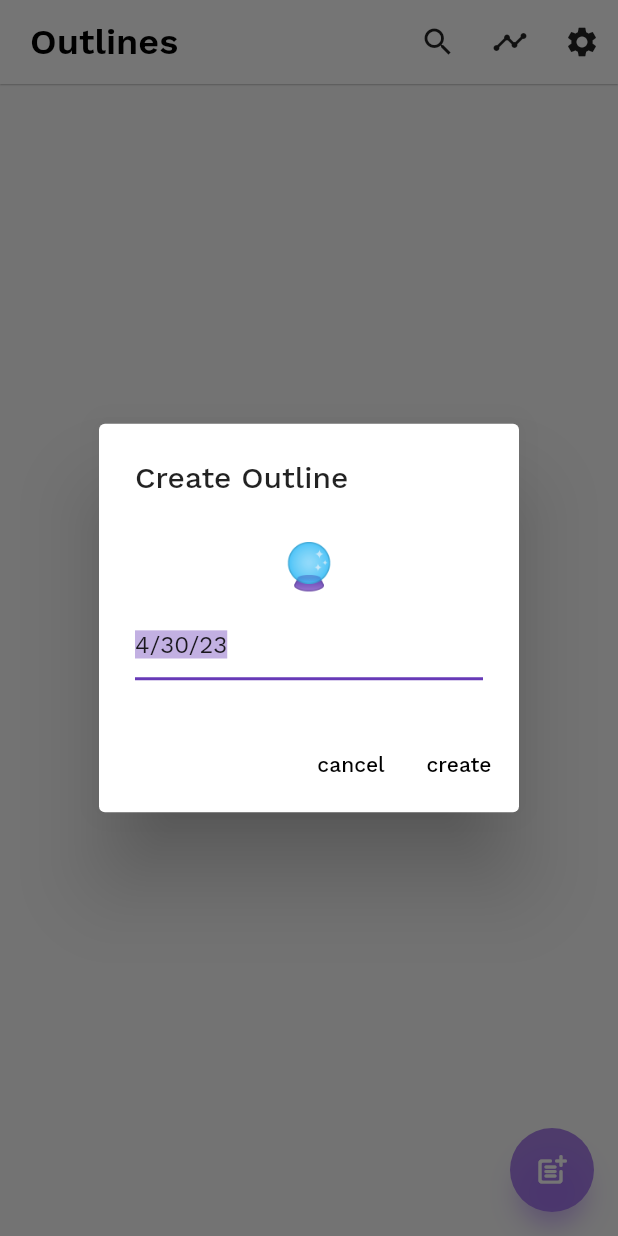
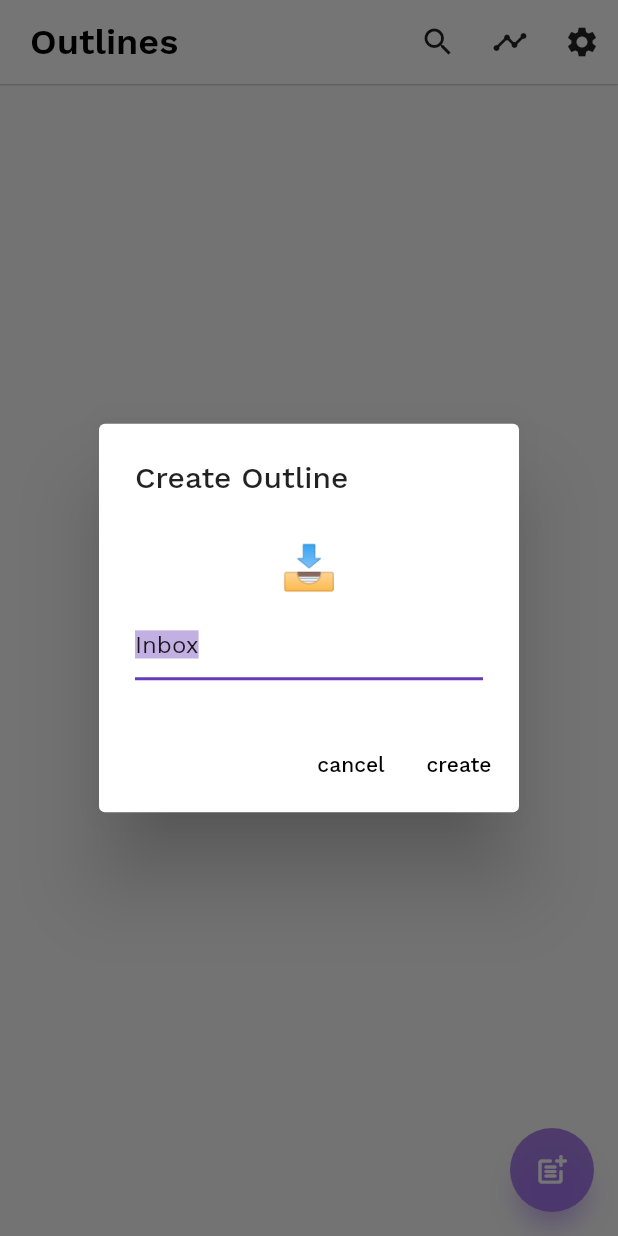
Before and after one commit to maxkrieger/voiceliner, a Flutter app: the OutlinesView screen opened directly, after a tap on "create your first outline", on a phone screen of 412 x 824 dp. Run offline on Flutter 3.47's test engine with Material 2 defaults, Android fonts, the phone set to English and light mode, and no system bars; our stand-ins replace connectivity_plus, emoji_picker_flutter, flutter_dotenv, flutter_map, google_sign_in, introduction_screen and 11 more; missing offline and left inert: audio_session, extension_google_sign_in_as_googleapis_auth, filesize, flutter_archive, flutter_sound, flutter_vibrate and 3 more; accounts and stored records are empty; statements that could not run were skipped.

Commit message:
chore: upgrade packages, inbox default for create first outline

```diff
--- a/lib/views/outlines_view.dart
+++ b/lib/views/outlines_view.dart
@@ -22,12 +22,12 @@ class _OutlinesViewState extends State<OutlinesView> {
   bool searchFocused = false;
   List<GroupedResult> searchResults = [];
   final _textController = TextEditingController();
-  Future<void> _addOutline() async {
+  Future<void> _addOutline(
+      {String? overrideName, String? overrideEmoji}) async {
     final now = DateTime.now();
-    final name = "${now.month}/${now.day}/${now.year - 2000}";
-    await launchOutlineWizard(
-        name, defaultEmoji, context, "create", "Create Outline",
-        (name, emoji) async {
+    final name = overrideName ?? "${now.month}/${now.day}/${now.year - 2000}";
+    await launchOutlineWizard(name, overrideEmoji ?? defaultEmoji, context,
+        "create", "Create Outline", (name, emoji) async {
       final outline =
           await context.read<OutlinesModel>().createOutline(name, emoji);
       _pushOutline(outline.id);
@@ -190,7 +190,8 @@ class _OutlinesViewState extends State<OutlinesView> {
           firstChild: numOutlines == 0
               ? Center(
                   child: ElevatedButton(
-                      onPressed: _addOutline,
+                      onPressed: () => _addOutline(
+                          overrideEmoji: "📥", overrideName: "Inbox"),
                       child: const Text(
                         "create your first outline",
                         style: TextStyle(fontSize: 20.0),
--- a/lib/views/settings_view.dart
+++ b/lib/views/settings_view.dart
@@ -242,7 +242,7 @@ class _SettingsViewState extends State<SettingsView> {
                     SettingsTile.navigation(
                         leading: const Icon(Icons.help),
                         title: const Text("Show Tutorial"),
-                        onPressed: (_) => showOnboarding())
+                        onPressed: (_) => showOnboarding()),
                   ])
                 ],
               ));
--- a/pubspec.yaml
+++ b/pubspec.yaml
@@ -15,7 +15,7 @@ publish_to: 'none' # Remove this line if you wish to publish to pub.dev
 # In iOS, build-name is used as CFBundleShortVersionString while build-number used as CFBundleVersion.
 # Read more about iOS versioning at
 # https://developer.apple.com/library/archive/documentation/General/Reference/InfoPlistKeyReference/Articles/CoreFoundationKeys.html
-version: 1.26.4+108
+version: 1.26.5+109
 
 environment:
   sdk: ">=2.12.0 <3.0.0"
```
Also changed, not shown: pubspec.lock, 3 other files.
